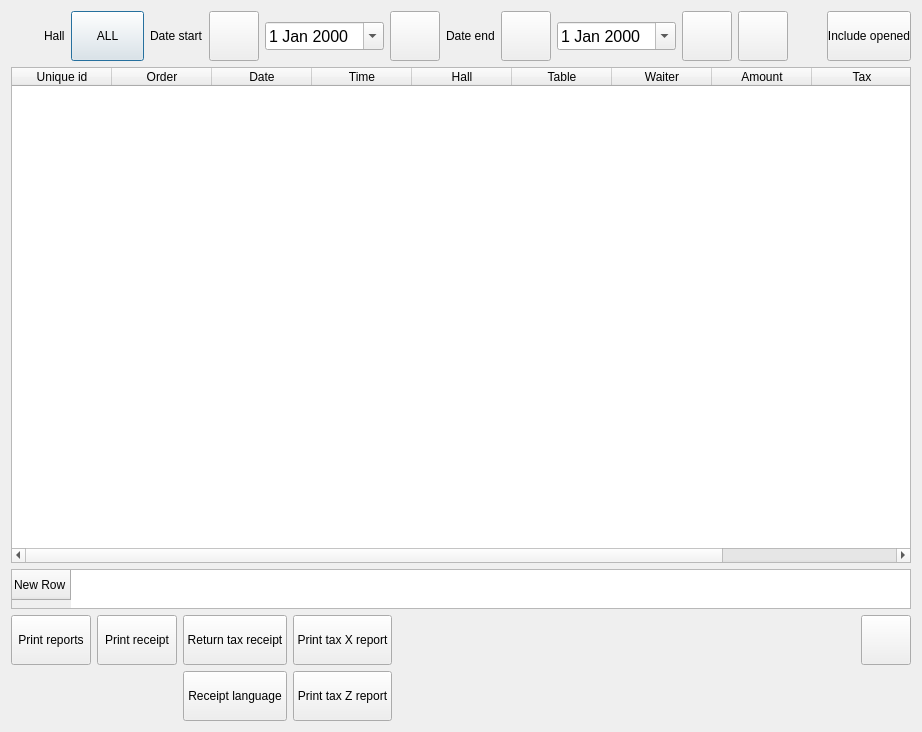
End1-1/Cafe5, file Waiter/dlgreports.ui: the form before one commit.
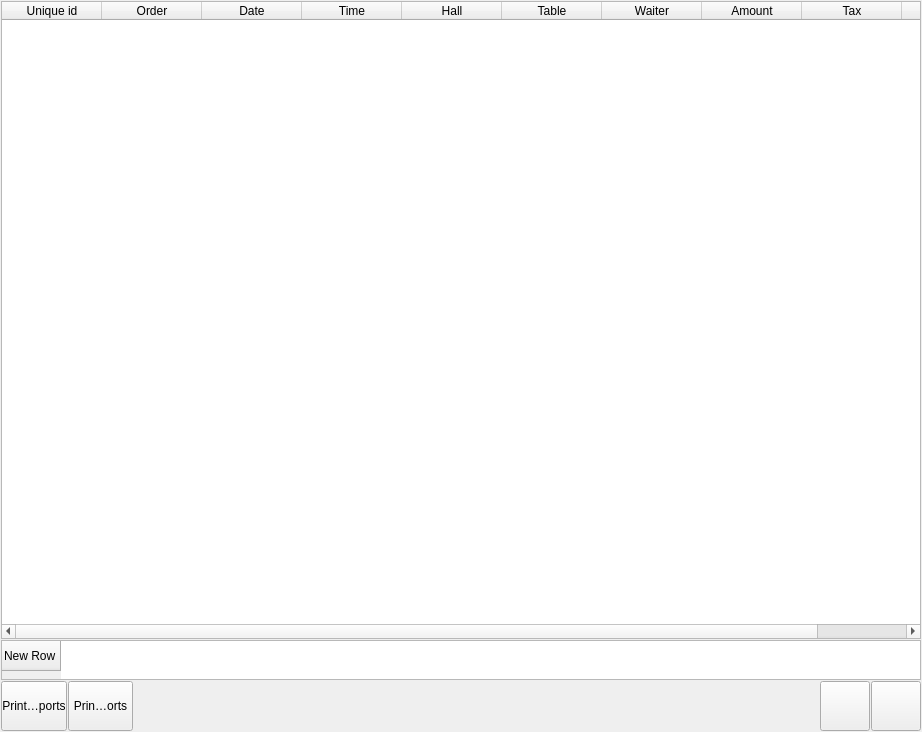
The form after the commit. Icons and pictures are not drawn. Custom widgets are drawn as their Qt base class.

```diff
--- a/Waiter/dlgreports.ui
+++ b/Waiter/dlgreports.ui
@@ -14,7 +14,176 @@
    <string>Dialog</string>
   </property>
   <layout class="QGridLayout" name="gridLayout">
+   <property name="leftMargin">
+    <number>1</number>
+   </property>
+   <property name="topMargin">
+    <number>1</number>
+   </property>
+   <property name="rightMargin">
+    <number>1</number>
+   </property>
+   <property name="bottomMargin">
+    <number>1</number>
+   </property>
+   <property name="spacing">
+    <number>1</number>
+   </property>
    <item row="2" column="0">
+    <widget class="QWidget" name="widget" native="true">
+     <layout class="QGridLayout" name="gridLayout_2">
+      <property name="leftMargin">
+       <number>0</number>
+      </property>
+      <property name="topMargin">
+       <number>0</number>
+      </property>
+      <property name="rightMargin">
+       <number>0</number>
+      </property>
+      <property name="bottomMargin">
+       <number>0</number>
+      </property>
+      <property name="spacing">
+       <number>1</number>
+      </property>
+      <item row="0" column="4">
+       <widget class="QToolButton" name="btnRefresh">
+        <property name="minimumSize">
+         <size>
+          <width>50</width>
+          <height>50</height>
+         </size>
+        </property>
+        <property name="maximumSize">
+         <size>
+          <width>50</width>
+          <height>50</height>
+         </size>
+        </property>
+        <property name="text">
+         <string/>
+        </property>
+        <property name="icon">
+         <iconset resource="../resources/res.qrc">
+          <normaloff>:/reload.png</normaloff>:/reload.png</iconset>
+        </property>
+        <property name="iconSize">
+         <size>
+          <width>32</width>
+          <height>32</height>
+         </size>
+        </property>
+       </widget>
+      </item>
+      <item row="0" column="3">
+       <spacer name="horizontalSpacer">
+        <property name="orientation">
+         <enum>Qt::Orientation::Horizontal</enum>
+        </property>
+        <property name="sizeHint" stdset="0">
+         <size>
+          <width>700</width>
+          <height>20</height>
+         </size>
+        </property>
+       </spacer>
+      </item>
+      <item row="0" column="5">
+       <widget class="QToolButton" name="btnExit">
+        <property name="minimumSize">
+         <size>
+          <width>50</width>
+          <height>50</height>
+         </size>
+        </property>
+        <property name="maximumSize">
+         <size>
+          <width>50</width>
+          <height>50</height>
+         </size>
+        </property>
+        <property name="text">
+         <string/>
+        </property>
+        <property name="icon">
+         <iconset resource="../resources/res.qrc">
+          <normaloff>:/exit.png</normaloff>:/exit.png</iconset>
+        </property>
+        <property name="iconSize">
+         <size>
+          <width>32</width>
+          <height>32</height>
+         </size>
+        </property>
+       </widget>
+      </item>
+      <item row="0" column="0">
+       <widget class="QToolButton" name="btnReports">
+        <property name="minimumSize">
+         <size>
+          <width>50</width>
+          <height>50</height>
+         </size>
+        </property>
+        <property name="maximumSize">
+         <size>
+          <width>16777215</width>
+          <height>50</height>
+         </size>
+        </property>
+        <property name="text">
+         <string>Print reports</string>
+        </property>
+        <property name="icon">
+         <iconset resource="../resources/res.qrc">
+          <normaloff>:/service_check.png</normaloff>:/service_check.png</iconset>
+        </property>
+        <property name="iconSize">
+         <size>
+          <width>32</width>
+          <height>32</height>
+         </size>
+        </property>
+       </widget>
+      </item>
+      <item row="0" column="1">
+       <widget class="QToolButton" name="btnParams">
+        <property name="minimumSize">
+         <size>
+          <width>50</width>
+          <height>50</height>
+         </size>
+        </property>
+        <property name="maximumSize">
+         <size>
+          <width>16777215</width>
+          <height>50</height>
+         </size>
+        </property>
+        <property name="text">
+         <string>Print reports</string>
+        </property>
+        <property name="icon">
+         <iconset resource="../resources/res.qrc">
+          <normaloff>:/setting.png</normaloff>:/setting.png</iconset>
+        </property>
+        <property name="iconSize">
+         <size>
+          <width>32</width>
+          <height>32</height>
+         </size>
+        </property>
+       </widget>
+      </item>
+     </layout>
+     <zorder>btnReports</zorder>
+     <zorder>btnExit</zorder>
+     <zorder>btnRefresh</zorder>
+     <zorder>btnParams</zorder>
+    </widget>
+   </item>
+   <item row="1" column="0">
     <widget class="WaiterTableWidget" name="tblTotal">
      <property name="maximumSize">
       <size>
@@ -41,7 +210,7 @@
      </row>
     </widget>
    </item>
-   <item row="1" column="0">
+   <item row="0" column="0">
     <widget class="WaiterTableWidget" name="tbl">
      <property name="editTriggers">
       <set>QAbstractItemView::EditTrigger::NoEditTriggers</set>
@@ -107,534 +276,6 @@
      </column>
     </widget>
    </item>
-   <item row="0" column="0">
-    <widget class="QWidget" name="widget_2" native="true">
-     <layout class="QHBoxLayout" name="horizontalLayout_2">
-      <property name="leftMargin">
-       <number>0</number>
-      </property>
-      <property name="topMargin">
-       <number>0</number>
-      </property>
-      <property name="rightMargin">
-       <number>0</number>
-      </property>
-      <property name="bottomMargin">
-       <number>0</number>
-      </property>
-      <item>
-       <spacer name="horizontalSpacer_3">
-        <property name="orientation">
-         <enum>Qt::Orientation::Horizontal</enum>
-        </property>
-        <property name="sizeHint" stdset="0">
-         <size>
-          <width>40</width>
-          <height>20</height>
-         </size>
-        </property>
-       </spacer>
-      </item>
-      <item>
-       <widget class="QLabel" name="label_3">
-        <property name="text">
-         <string>Hall</string>
-        </property>
-       </widget>
-      </item>
-      <item>
-       <widget class="QPushButton" name="btnHall">
-        <property name="minimumSize">
-         <size>
-          <width>50</width>
-          <height>50</height>
-         </size>
-        </property>
-        <property name="maximumSize">
-         <size>
-          <width>16277712</width>
-          <height>50</height>
-         </size>
-        </property>
-        <property name="text">
-         <string>ALL</string>
-        </property>
-        <property name="iconSize">
-         <size>
-          <width>32</width>
-          <height>32</height>
-         </size>
-        </property>
-       </widget>
-      </item>
-      <item>
-       <widget class="QLabel" name="label">
-        <property name="text">
-         <string>Date start</string>
-        </property>
-       </widget>
-      </item>
-      <item>
-       <widget class="QPushButton" name="btnDateLeft1">
-        <property name="minimumSize">
-         <size>
-          <width>50</width>
-          <height>50</height>
-         </size>
-        </property>
-        <property name="maximumSize">
-         <size>
-          <width>50</width>
-          <height>50</height>
-         </size>
-        </property>
-        <property name="text">
-         <string/>
-        </property>
-        <property name="icon">
-         <iconset resource="../resources/res.qrc">
-          <normaloff>:/left-arrow.png</normaloff>:/left-arrow.png</iconset>
-        </property>
-        <property name="iconSize">
-         <size>
-          <width>32</width>
-          <height>32</height>
-         </size>
-        </property>
-       </widget>
-      </item>
-      <item>
-       <widget class="QDateEdit" name="date1">
-        <property name="font">
-         <font>
-          <pointsize>12</pointsize>
-         </font>
-        </property>
-        <property name="calendarPopup">
-         <bool>true</bool>
-        </property>
-       </widget>
-      </item>
-      <item>
-       <widget class="QPushButton" name="btnDateRight1">
-        <property name="minimumSize">
-         <size>
-          <width>50</width>
-          <height>50</height>
-         </size>
-        </property>
-        <property name="maximumSize">
-         <size>
-          <width>50</width>
-          <height>50</height>
-         </size>
-        </property>
-        <property name="text">
-         <string/>
-        </property>
-        <property name="icon">
-         <iconset resource="../resources/res.qrc">
-          <normaloff>:/right-arrow.png</normaloff>:/right-arrow.png</iconset>
-        </property>
-        <property name="iconSize">
-         <size>
-          <width>32</width>
-          <height>32</height>
-         </size>
-        </property>
-       </widget>
-      </item>
-      <item>
-       <widget class="QLabel" name="label_2">
-        <property name="text">
-         <string>Date end</string>
-        </property>
-       </widget>
-      </item>
-      <item>
-       <widget class="QPushButton" name="btnDateLeft2">
-        <property name="minimumSize">
-         <size>
-          <width>50</width>
-          <height>50</height>
-         </size>
-        </property>
-        <property name="maximumSize">
-         <size>
-          <width>50</width>
-          <height>50</height>
-         </size>
-        </property>
-        <property name="text">
-         <string/>
-        </property>
-        <property name="icon">
-         <iconset resource="../resources/res.qrc">
-          <normaloff>:/left-arrow.png</normaloff>:/left-arrow.png</iconset>
-        </property>
-        <property name="iconSize">
-         <size>
-          <width>32</width>
-          <height>32</height>
-         </size>
-        </property>
-       </widget>
-      </item>
-      <item>
-       <widget class="QDateEdit" name="date2">
-        <property name="font">
-         <font>
-          <pointsize>12</pointsize>
-         </font>
-        </property>
-        <property name="calendarPopup">
-         <bool>true</bool>
-        </property>
-       </widget>
-      </item>
-      <item>
-       <widget class="QPushButton" name="btnDateRight2">
-        <property name="minimumSize">
-         <size>
-          <width>50</width>
-          <height>50</height>
-         </size>
-        </property>
-        <property name="maximumSize">
-         <size>
-          <width>50</width>
-          <height>50</height>
-         </size>
-        </property>
-        <property name="text">
-         <string/>
-        </property>
-        <property name="icon">
-         <iconset resource="../resources/res.qrc">
-          <normaloff>:/right-arrow.png</normaloff>:/right-arrow.png</iconset>
-        </property>
-        <property name="iconSize">
-         <size>
-          <width>32</width>
-          <height>32</height>
-         </size>
-        </property>
-       </widget>
-      </item>
-      <item>
-       <widget class="QPushButton" name="btnRefresh">
-        <property name="minimumSize">
-         <size>
-          <width>50</width>
-          <height>50</height>
-         </size>
-        </property>
-        <property name="maximumSize">
-         <size>
-          <width>50</width>
-          <height>50</height>
-         </size>
-        </property>
-        <property name="text">
-         <string/>
-        </property>
-        <property name="icon">
-         <iconset resource="../resources/res.qrc">
-          <normaloff>:/refresh.png</normaloff>:/refresh.png</iconset>
-        </property>
-        <property name="iconSize">
-         <size>
-          <width>32</width>
-          <height>32</height>
-         </size>
-        </property>
-       </widget>
-      </item>
-      <item>
-       <spacer name="horizontalSpacer_2">
-        <property name="orientation">
-         <enum>Qt::Orientation::Horizontal</enum>
-        </property>
-        <property name="sizeHint" stdset="0">
-         <size>
-          <width>40</width>
-          <height>20</height>
-         </size>
-        </property>
-       </spacer>
-      </item>
-      <item>
-       <widget class="QPushButton" name="btnOpened">
-        <property name="minimumSize">
-         <size>
-          <width>50</width>
-          <height>50</height>
-         </size>
-        </property>
-        <property name="maximumSize">
-         <size>
-          <width>16277712</width>
-          <height>50</height>
-         </size>
-        </property>
-        <property name="text">
-         <string>Include opened</string>
-        </property>
-        <property name="iconSize">
-         <size>
-          <width>32</width>
-          <height>32</height>
-         </size>
-        </property>
-        <property name="checkable">
-         <bool>true</bool>
-        </property>
-       </widget>
-      </item>
-     </layout>
-    </widget>
-   </item>
-   <item row="3" column="0">
-    <widget class="QWidget" name="widget" native="true">
-     <layout class="QGridLayout" name="gridLayout_2">
-      <property name="leftMargin">
-       <number>0</number>
-      </property>
-      <property name="topMargin">
-       <number>0</number>
-      </property>
-      <property name="rightMargin">
-       <number>0</number>
-      </property>
-      <property name="bottomMargin">
-       <number>0</number>
-      </property>
-      <item row="0" column="4">
-       <widget class="QPushButton" name="btnPrintTaxX">
-        <property name="minimumSize">
-         <size>
-          <width>0</width>
-          <height>50</height>
-         </size>
-        </property>
-        <property name="maximumSize">
-         <size>
-          <width>16777215</width>
-          <height>50</height>
-         </size>
-        </property>
-        <property name="text">
-         <string>Print tax X report</string>
-        </property>
-        <property name="icon">
-         <iconset resource="../resources/res.qrc">
-          <normaloff>:/return_receipt.png</normaloff>:/return_receipt.png</iconset>
-        </property>
-        <property name="iconSize">
-         <size>
-          <width>32</width>
-          <height>32</height>
-         </size>
-        </property>
-       </widget>
-      </item>
-      <item row="1" column="2">
-       <widget class="QPushButton" name="btnReceiptLanguage">
-        <property name="minimumSize">
-         <size>
-          <width>0</width>
-          <height>50</height>
-         </size>
-        </property>
-        <property name="maximumSize">
-         <size>
-          <width>16777215</width>
-          <height>50</height>
-         </size>
-        </property>
-        <property name="text">
-         <string>Receipt language</string>
-        </property>
-        <property name="icon">
-         <iconset resource="../resources/res.qrc">
-          <normaloff>:/armenia.png</normaloff>:/armenia.png</iconset>
-        </property>
-        <property name="iconSize">
-         <size>
-          <width>32</width>
-          <height>32</height>
-         </size>
-        </property>
-       </widget>
-      </item>
-      <item row="0" column="8">
-       <widget class="QPushButton" name="btnExit">
-        <property name="minimumSize">
-         <size>
-          <width>50</width>
-          <height>50</height>
-         </size>
-        </property>
-        <property name="maximumSize">
-         <size>
-          <width>50</width>
-          <height>50</height>
-         </size>
-        </property>
-        <property name="text">
-         <string/>
-        </property>
-        <property name="icon">
-         <iconset resource="../resources/res.qrc">
-          <normaloff>:/exit.png</normaloff>:/exit.png</iconset>
-        </property>
-        <property name="iconSize">
-         <size>
-          <width>32</width>
-          <height>32</height>
-         </size>
-        </property>
-       </widget>
-      </item>
-      <item row="0" column="6">
-       <spacer name="horizontalSpacer">
-        <property name="orientation">
-         <enum>Qt::Orientation::Horizontal</enum>
-        </property>
-        <property name="sizeHint" stdset="0">
-         <size>
-          <width>700</width>
-          <height>20</height>
-         </size>
-        </property>
-       </spacer>
-      </item>
-      <item row="0" column="0">
-       <widget class="QPushButton" name="btnReports">
-        <property name="minimumSize">
-         <size>
-          <width>0</width>
-          <height>50</height>
-         </size>
-        </property>
-        <property name="maximumSize">
-         <size>
-          <width>16777215</width>
-          <height>50</height>
-         </size>
-        </property>
-        <property name="text">
-         <string>Print reports</string>
-        </property>
-        <property name="icon">
-         <iconset resource="../resources/res.qrc">
-          <normaloff>:/service_check.png</normaloff>:/service_check.png</iconset>
-        </property>
-        <property name="iconSize">
-         <size>
-          <width>32</width>
-          <height>32</height>
-         </size>
-        </property>
-       </widget>
-      </item>
-      <item row="1" column="4">
-       <widget class="QPushButton" name="btnPrintTaxZ">
-        <property name="minimumSize">
-         <size>
-          <width>0</width>
-          <height>50</height>
-         </size>
-        </property>
-        <property name="maximumSize">
-         <size>
-          <width>16777215</width>
-          <height>50</height>
-         </size>
-        </property>
-        <property name="text">
-         <string>Print tax Z report</string>
-        </property>
-        <property name="icon">
-         <iconset resource="../resources/res.qrc">
-          <normaloff>:/return_receipt.png</normaloff>:/return_receipt.png</iconset>
-        </property>
-        <property name="iconSize">
-         <size>
-          <width>32</width>
-          <height>32</height>
-         </size>
-        </property>
-       </widget>
-      </item>
-      <item row="0" column="1">
-       <widget class="QPushButton" name="btnPrintOrderReceipt">
-        <property name="minimumSize">
-         <size>
-          <width>0</width>
-          <height>50</height>
-         </size>
-        </property>
-        <property name="maximumSize">
-         <size>
-          <width>16777215</width>
-          <height>50</height>
-         </size>
-        </property>
-        <property name="text">
-         <string>Print receipt</string>
-        </property>
-        <property name="icon">
-         <iconset resource="../resources/res.qrc">
-          <normaloff>:/service_check.png</normaloff>:/service_check.png</iconset>
-        </property>
-        <property name="iconSize">
-         <size>
-          <width>32</width>
-          <height>32</height>
-         </size>
-        </property>
-       </widget>
-      </item>
-      <item row="0" column="2">
-       <widget class="QPushButton" name="btnReturnTaxReceipt">
-        <property name="minimumSize">
-         <size>
-          <width>0</width>
-          <height>50</height>
-         </size>
-        </property>
-        <property name="maximumSize">
-         <size>
-          <width>16777215</width>
-          <height>50</height>
-         </size>
-        </property>
-        <property name="text">
-         <string>Return tax receipt</string>
-        </property>
-        <property name="icon">
-         <iconset resource="../resources/res.qrc">
-          <normaloff>:/return_receipt.png</normaloff>:/return_receipt.png</iconset>
-        </property>
-        <property name="iconSize">
-         <size>
-          <width>32</width>
-          <height>32</height>
-         </size>
-        </property>
-       </widget>
-      </item>
-     </layout>
-     <zorder>btnReports</zorder>
-     <zorder>btnPrintTaxX</zorder>
-     <zorder>btnReceiptLanguage</zorder>
-     <zorder>btnExit</zorder>
-     <zorder>btnPrintTaxZ</zorder>
-     <zorder>btnPrintOrderReceipt</zorder>
-     <zorder>btnReturnTaxReceipt</zorder>
-    </widget>
-   </item>
   </layout>
  </widget>
  <customwidgets>
```
